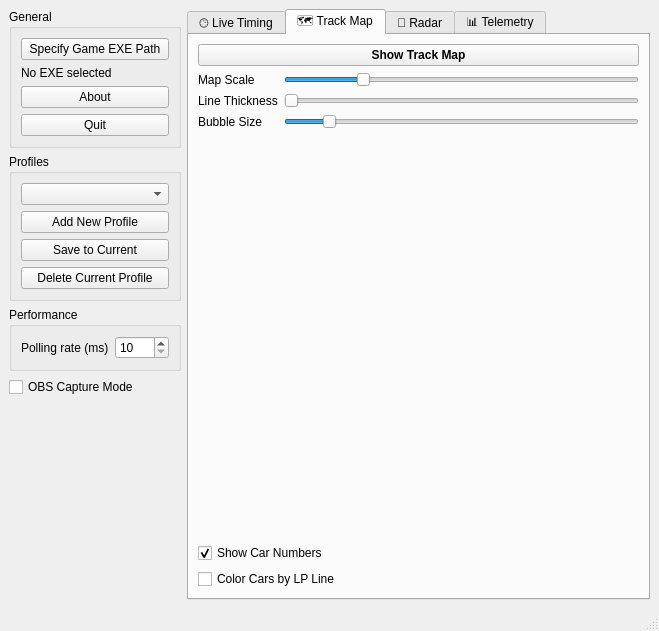
The window that icr2timing/ui/control_panel.ui (skchow03/icr2tools) describes before a commit, drawn with Qt 5.
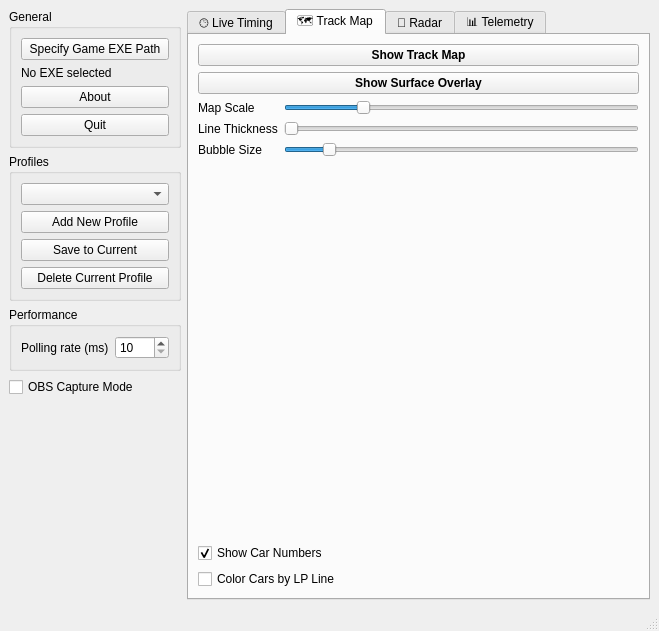
The same window after the commit. The open tabs and pages were chosen to show the change.

Commit message: Add experimental track surface overlay

The edit to the form file:
```diff
--- a/icr2timing/ui/control_panel.ui
+++ b/icr2timing/ui/control_panel.ui
@@ -380,6 +380,22 @@
             </property>
            </widget>
           </item>
+          <item>
+           <widget class="QPushButton" name="btnSurfaceOverlay">
+            <property name="font">
+             <font>
+              <weight>75</weight>
+              <bold>true</bold>
+             </font>
+            </property>
+            <property name="toolTip">
+             <string>Toggle the experimental ground-surface overlay</string>
+            </property>
+            <property name="text">
+             <string>Show Surface Overlay</string>
+            </property>
+           </widget>
+          </item>
           <item>
            <layout class="QFormLayout" name="mapSettings">
             <item row="0" column="0">
```
Lines whose indentation alone changed are shown as unchanged. The commit also changes 4 other files.
